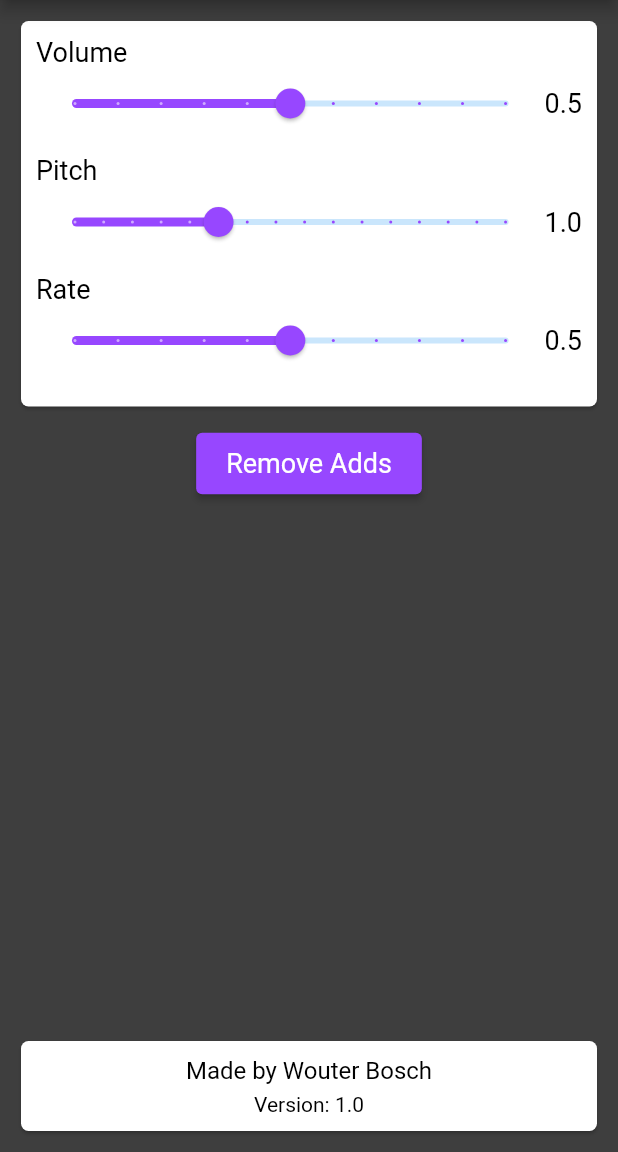
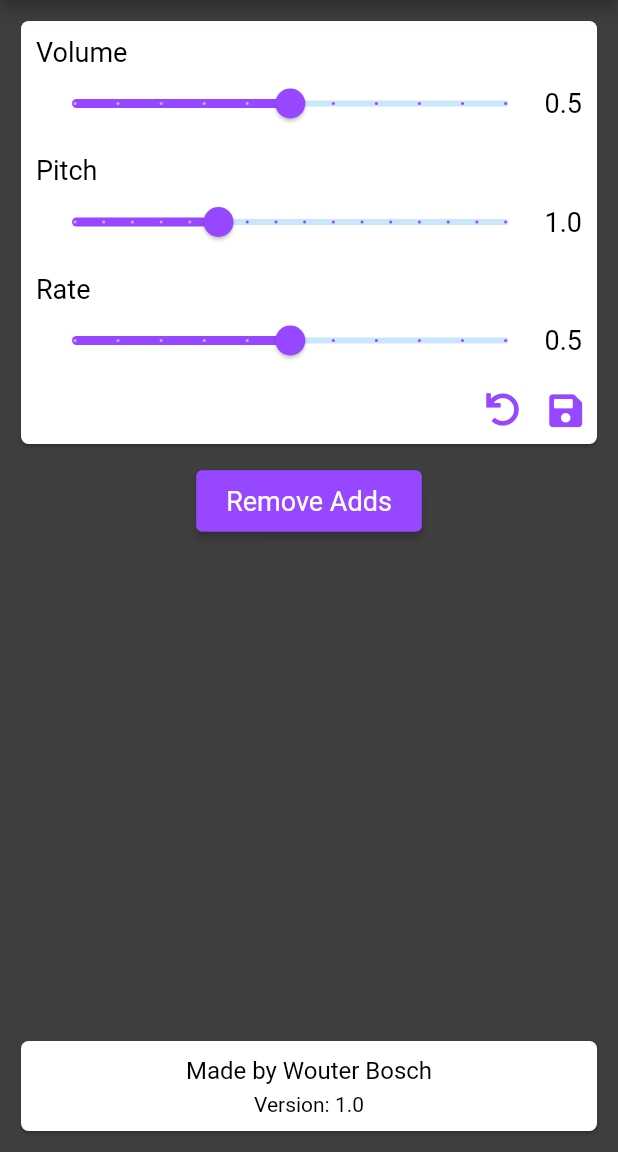
Before and after one commit to WackyWouter/VoiceBoxTTS, a Flutter app: the screen it shows after launch, after a tap on an icon or button, on a phone screen of 412 x 824 dp, the part 84-1236 px from its top. Run offline on Flutter 3.47's test engine with Material 2 defaults, Android fonts, the phone set to English and light mode, and no system bars; our stand-ins replace dropdown_button2, flutter_tts, font_awesome_flutter.

```diff
--- a/lib/screens/home_screen.dart
+++ b/lib/screens/home_screen.dart
@@ -26,8 +26,6 @@ class _HomeScreenState extends State<HomeScreen> {
   // TODO make the list be remembered between app startups
   // https://stackoverflow.com/questions/61316208/how-to-save-listobject-to-sharedpreferences-in-flutter
   // https://stackoverflow.com/questions/63280237/flutter-how-to-save-list-data-locally
-
-  // TODO add settings for changing pitch, rate and volume
 
   ////////////////////////// START HISTORY/SAVED LISTS //////////////////////////////
   String activeSection = "history";
@@ -260,16 +258,24 @@ class _HomeScreenState extends State<HomeScreen> {
               alignment: Alignment.center,
               child: CustomIconBtn(
                 icon: FontAwesomeIcons.cog,
-                onTap: () {
-                  Navigator.push(
+                onTap: () async {
+                  dynamic values = await Navigator.push(
                     context,
                     MaterialPageRoute(
-                        builder: (context) => SettingsScreen(
-                              volume: volume,
-                              rate: rate,
-                              pitch: pitch,
-                            )),
+                      builder: (context) => SettingsScreen(
+                        volume: volume,
+                        rate: rate,
+                        pitch: pitch,
+                      ),
+                    ),
                   );
+                  if (values != null) {
+                    setState(() {
+                      volume = values['volume'];
+                      rate = values['rate'];
+                      pitch = values['pitch'];
+                    });
+                  }
                 },
               ),
             ),
--- a/lib/screens/settings_screen.dart
+++ b/lib/screens/settings_screen.dart
@@ -34,8 +34,7 @@ class _SettingsScreenState extends State<SettingsScreen> {
             child: CustomIconBtn(
               icon: FontAwesomeIcons.arrowLeft,
               onTap: () {
-                //  TODO add the sending back of the values
-                Navigator.of(context).pop();
+                Navigator.pop(context);
               },
             ),
           ),
@@ -101,6 +100,37 @@ class _SettingsScreenState extends State<SettingsScreen> {
                           max: 1.0,
                           divisions: 10,
                           label: "Rate",
+                        ),
+                        Row(
+                          mainAxisAlignment: MainAxisAlignment.end,
+                          children: [
+                            Padding(
+                              padding: const EdgeInsets.only(right: 20),
+                              child: CustomIconBtn(
+                                icon: FontAwesomeIcons.undo,
+                                size: 22,
+                                onTap: () {
+                                  // reset back to default values
+                                  setState(() {
+                                    widget.volume = 0.5;
+                                    widget.rate = 0.5;
+                                    widget.pitch = 1.0;
+                                  });
+                                },
+                              ),
+                            ),
+                            CustomIconBtn(
+                              icon: FontAwesomeIcons.solidSave,
+                              onTap: () {
+                                // Send the changed values back
+                                Navigator.pop(context, {
+                                  'volume': widget.volume,
+                                  'rate': widget.rate,
+                                  'pitch': widget.pitch,
+                                });
+                              },
+                            ),
+                          ],
                         )
                       ],
                     ),
--- a/lib/widgets/custom_slider.dart
+++ b/lib/widgets/custom_slider.dart
@@ -9,15 +9,15 @@ class CustomSlider extends StatelessWidget {
   final double max;
   final int divisions;
 
-  const CustomSlider(
-      {Key? key,
-      required this.value,
-      required this.onChanged,
-      required this.label,
-      this.min = 0.0,
-      this.max = 1.0,
-      this.divisions = 10})
-      : super(key: key);
+  const CustomSlider({
+    Key? key,
+    required this.value,
+    required this.onChanged,
+    required this.label,
+    this.min = 0.0,
+    this.max = 1.0,
+    this.divisions = 10,
+  }) : super(key: key);
 
   @override
   Widget build(BuildContext context) {
```
